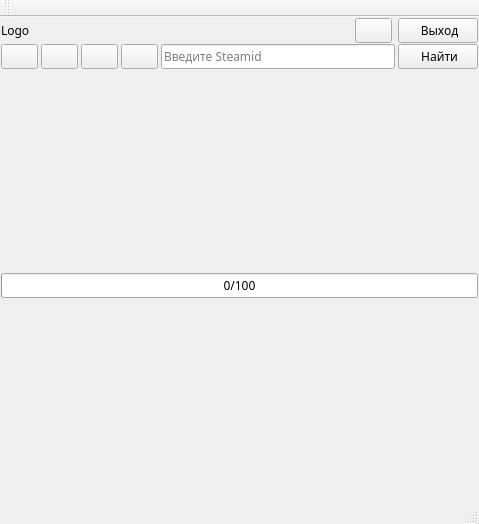
The window that AraSteamManager/mainwindow.ui (Arankir/AraSteamManager) describes before a commit, drawn with Qt 5.
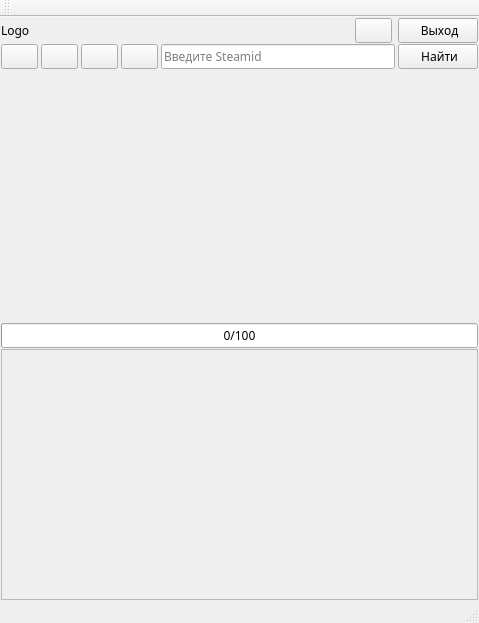
The same window after the commit. The open tabs and pages were chosen to show the change.

```diff
--- a/AraSteamManager/mainwindow.ui
+++ b/AraSteamManager/mainwindow.ui
@@ -7,7 +7,7 @@
     <x>0</x>
     <y>0</y>
     <width>479</width>
-    <height>524</height>
+    <height>623</height>
    </rect>
   </property>
   <property name="font">
@@ -182,6 +182,23 @@
         <property name="spacing">
          <number>0</number>
         </property>
+        <item row="0" column="0">
+         <widget class="QScrollArea" name="ScrollAreaNone">
+          <property name="widgetResizable">
+           <bool>true</bool>
+          </property>
+          <widget class="QWidget" name="scrollAreaWidgetContents">
+           <property name="geometry">
+            <rect>
+             <x>0</x>
+             <y>0</y>
+             <width>475</width>
+             <height>241</height>
+            </rect>
+           </property>
+          </widget>
+         </widget>
+        </item>
        </layout>
       </widget>
       <widget class="QWidget" name="Games">
```
Left out of the diff: 4 changed lines with no effect on the pictures.
